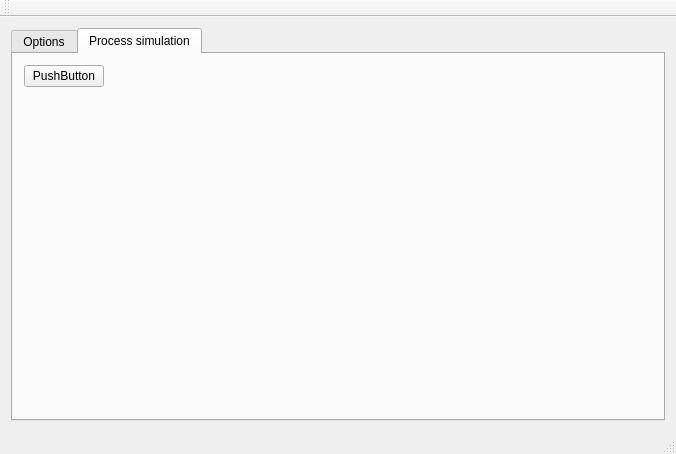
Qt form mainwindow.ui (adaweiss/sys_zdarz) before a commit.
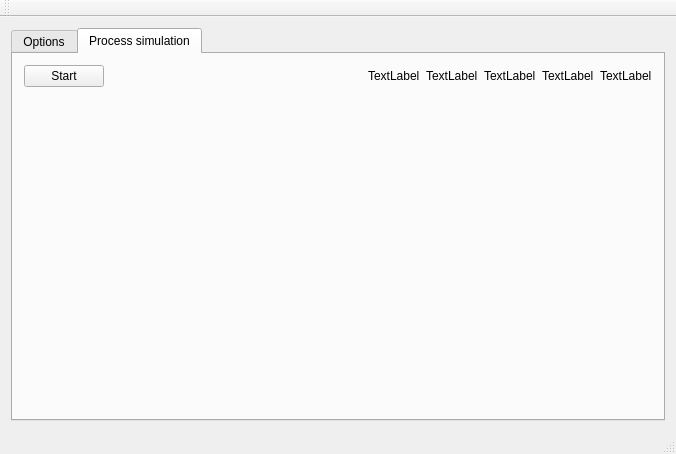
The same form after that commit. The open tabs and pages were chosen to show the change.

What changed in the file:
```diff
--- a/mainwindow.ui
+++ b/mainwindow.ui
@@ -89,7 +89,7 @@
              </sizepolicy>
             </property>
             <property name="text">
-             <string>PushButton</string>
+             <string>Start</string>
             </property>
            </widget>
           </item>
@@ -106,6 +106,41 @@
             </property>
            </spacer>
           </item>
+          <item>
+           <widget class="QLabel" name="no1">
+            <property name="text">
+             <string>TextLabel</string>
+            </property>
+           </widget>
+          </item>
+          <item>
+           <widget class="QLabel" name="no2">
+            <property name="text">
+             <string>TextLabel</string>
+            </property>
+           </widget>
+          </item>
+          <item>
+           <widget class="QLabel" name="no3">
+            <property name="text">
+             <string>TextLabel</string>
+            </property>
+           </widget>
+          </item>
+          <item>
+           <widget class="QLabel" name="no4">
+            <property name="text">
+             <string>TextLabel</string>
+            </property>
+           </widget>
+          </item>
+          <item>
+           <widget class="QLabel" name="no5">
+            <property name="text">
+             <string>TextLabel</string>
+            </property>
+           </widget>
+          </item>
          </layout>
         </item>
         <item>
```
Left out of the diff: 2 changed lines with no effect on the pictures.
